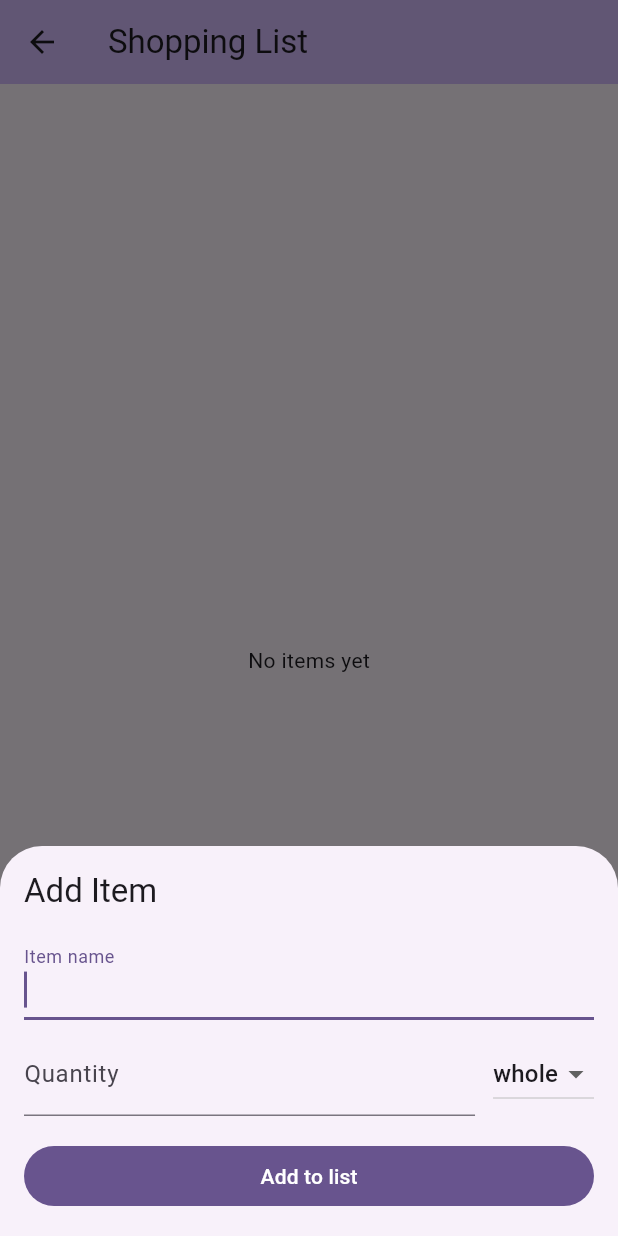
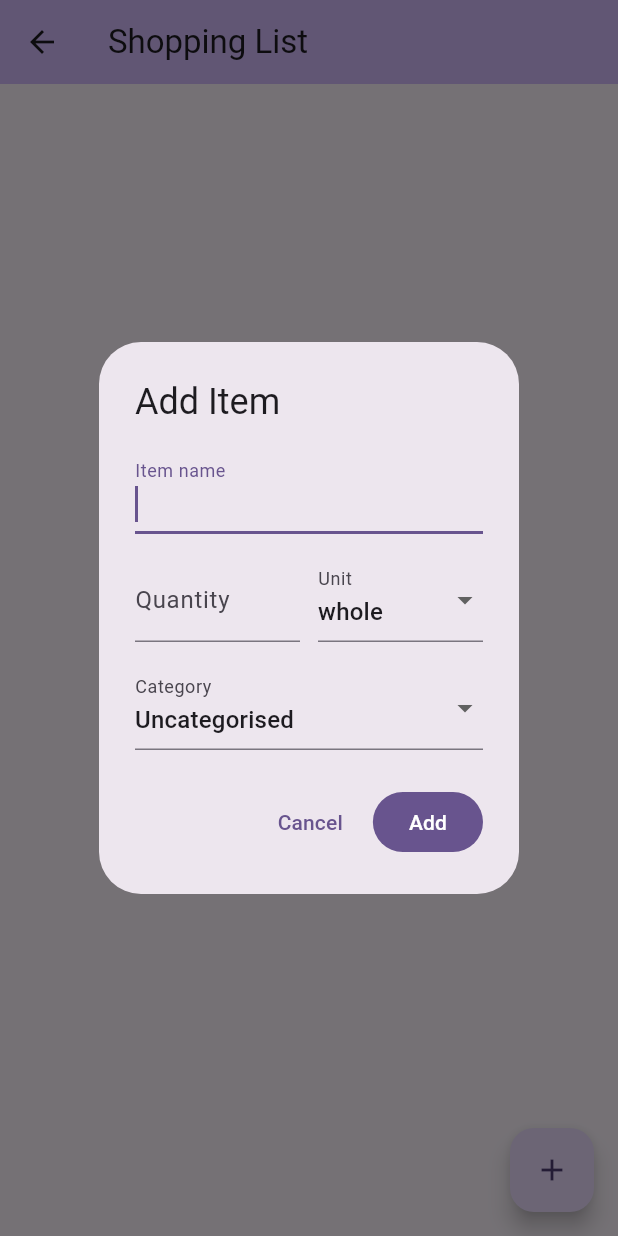
Before and after one commit to arroyoAle/foood, a Flutter app: the ShoppingListScreen screen opened directly, after a tap on the "add" icon, on a phone screen of 412 x 824 dp. Run offline on Flutter 3.47's test engine with Material 3 defaults, Android fonts, the light colour scheme and no system bars; our stand-ins replace drift, flutter_riverpod; accounts and stored records are empty; generated files the repository leaves out were written again.

Commit message:
Edit items (#9) (#10)
* adding long press edit functionality

* adding tests

* simplifying item dialog files

```diff
--- a/lib/pages/shopping_lists/add_manual_item_sheet.dart
+++ /dev/null
@@ -1,83 +0,0 @@
-import 'package:flutter/material.dart';
-import 'package:flutter_riverpod/flutter_riverpod.dart';
-import '../../providers/providers.dart';
-
-class AddManualItemSheet extends ConsumerStatefulWidget {
-  const AddManualItemSheet({super.key});
-
-  @override
-  ConsumerState<AddManualItemSheet> createState() => _AddManualItemSheetState();
-}
-
-class _AddManualItemSheetState extends ConsumerState<AddManualItemSheet> {
-  final _nameController = TextEditingController();
-  final _quantityController = TextEditingController();
-  String _unit = 'whole';
-
-  @override
-  void dispose() {
-    _nameController.dispose();
-    _quantityController.dispose();
-    super.dispose();
-  }
-
-  void _submit() {
-    final name = _nameController.text.trim();
-    final quantity = double.tryParse(_quantityController.text) ?? 1;
-    if (name.isEmpty) return;
-
-    ref.read(shoppingListProvider.notifier).addManualItem(
-      name: name,
-      quantity: quantity,
-      units: _unit,
-    );
-
-    Navigator.of(context).pop();
-  }
-
-  @override
-  Widget build(BuildContext context) {
-    return Padding(
-      padding: EdgeInsets.fromLTRB(
-        16, 16, 16,
-        MediaQuery.of(context).viewInsets.bottom + 16,
-      ),
-      child: Column(
-        mainAxisSize: MainAxisSize.min,
-        crossAxisAlignment: CrossAxisAlignment.stretch,
-        children: [
-          Text('Add Item', style: Theme.of(context).textTheme.titleLarge),
-          const SizedBox(height: 16),
-          TextField(
-            controller: _nameController,
-            decoration: const InputDecoration(labelText: 'Item name'),
-            textCapitalization: TextCapitalization.sentences,
-            autofocus: true,
-          ),
-          const SizedBox(height: 8),
-          Row(
-            children: [
-              Expanded(
-                child: TextField(
-                  controller: _quantityController,
-                  decoration: const InputDecoration(labelText: 'Quantity'),
-                  keyboardType: TextInputType.number,
-                ),
-              ),
-              const SizedBox(width: 12),
-              DropdownButton<String>(
-                value: _unit,
-                items: ['whole', 'g', 'kg', 'ml', 'l', 'tbsp', 'tsp', 'cup']
-                    .map((u) => DropdownMenuItem(value: u, child: Text(u)))
-                    .toList(),
-                onChanged: (val) => setState(() => _unit = val!),
-              ),
-            ],
-          ),
-          const SizedBox(height: 16),
-          FilledButton(onPressed: _submit, child: const Text('Add to list')),
-        ],
-      ),
-    );
-  }
-}
--- /dev/null
+++ b/lib/pages/shopping_lists/dialogs/item_dialog.dart
@@ -0,0 +1,144 @@
+import 'package:flutter/material.dart';
+import 'package:flutter_riverpod/flutter_riverpod.dart';
+import 'package:foood/models/list_item.dart';
+import '../../../providers/providers.dart';
+
+class ItemDialog extends ConsumerStatefulWidget {
+  final ListItem? listItem;
+
+  const ItemDialog({super.key, this.listItem});
+
+  @override
+  ConsumerState<ItemDialog> createState() => _ItemDialogState();
+}
+
+class _ItemDialogState extends ConsumerState<ItemDialog> {
+  late final TextEditingController _nameController;
+  late final TextEditingController _quantityController;
+  late String _unit;
+  late String _category;
+
+  bool get _isEditing => widget.listItem != null;
+
+  @override
+  void initState() {
+    super.initState();
+    _nameController = TextEditingController(text: widget.listItem?.item.name ?? '');
+    _quantityController = TextEditingController(
+      text: widget.listItem?.quantityRequired.toString() ?? '',
+    );
+    _unit = widget.listItem?.units ?? 'whole';
+    _category = widget.listItem?.item.category ?? 'Uncategorised';
+  }
+
+  @override
+  void dispose() {
+    _nameController.dispose();
+    _quantityController.dispose();
+    super.dispose();
+  }
+
+  void _submit() {
+    final name = _nameController.text.trim();
+    final quantity = double.tryParse(_quantityController.text) ?? 1;
+    if (name.isEmpty) return;
+
+    final notifier = ref.read(shoppingListProvider.notifier);
+
+    if (_isEditing) {
+      notifier.updateManualItem(
+        listItemId: widget.listItem!.id,
+        itemId: widget.listItem!.itemId,
+        name: name,
+        quantity: quantity,
+        units: _unit,
+        category: _category,
+      );
+    } else {
+      notifier.addManualItem(
+        name: name,
+        quantity: quantity,
+        units: _unit,
+        category: _category,
+      );
+    }
+
+    Navigator.of(context).pop();
+  }
+
+  @override
+  Widget build(BuildContext context) {
+    return AlertDialog(
+      title: Text(_isEditing ? 'Edit Item' : 'Add Item'),
+      content: SingleChildScrollView(
+        child: Column(
+          mainAxisSize: MainAxisSize.min,
+          crossAxisAlignment: CrossAxisAlignment.stretch,
+          children: [
+            TextField(
+              controller: _nameController,
+              decoration: const InputDecoration(labelText: 'Item name'),
+              textCapitalization: TextCapitalization.sentences,
+              autofocus: true,
+            ),
+            const SizedBox(height: 16),
+            Row(
+              children: [
+                Expanded(
+                  child: TextField(
+                    controller: _quantityController,
+                    decoration: const InputDecoration(labelText: 'Quantity'),
+                    keyboardType: TextInputType.number,
+                  ),
+                ),
+                const SizedBox(width: 12),
+                Expanded(
+                  child: DropdownButtonFormField<String>(
+                    initialValue: _unit,
+                    decoration: const InputDecoration(labelText: 'Unit'),
+                    items: ['whole', 'g', 'kg', 'ml', 'l', 'tbsp', 'tsp', 'cup']
+                        .map((u) => DropdownMenuItem(value: u, child: Text(u)))
+                        .toList(),
+                    onChanged: (val) => setState(() => _unit = val!),
+                  ),
+                ),
+              ],
+            ),
+            const SizedBox(height: 16),
+            DropdownButtonFormField<String>(
+              initialValue: _category,
+              decoration: const InputDecoration(labelText: 'Category'),
+              items: [
+                'Uncategorised',
+                'Bathroom',
+                'Kitchen',
+                'Cleaning',
+                'Spices',
+                'Fruit',
+                'Vegetables',
+                'Staples',
+                'Half ready meals',
+                'Fridge',
+                'Freezer',
+                'Packet mixes',
+                'Snacks'
+              ].map((u) => DropdownMenuItem(value: u, child: Text(u)))
+                  .toList(),
+              onChanged: (val) => setState(() => _category = val!),
+            ),
+          ],
+        ),
+      ),
+      actions: [
+        TextButton(
+          onPressed: () => Navigator.of(context).pop(),
+          child: const Text('Cancel'),
+        ),
+        FilledButton(
+          onPressed: _submit,
+          child: Text(_isEditing ? 'Save' : 'Add'),
+        ),
+      ],
+    );
+  }
+}
--- a/lib/pages/shopping_lists/shopping_list_screen.dart
+++ b/lib/pages/shopping_lists/shopping_list_screen.dart
@@ -2,7 +2,7 @@ import 'package:flutter/material.dart';
 import 'package:flutter_riverpod/flutter_riverpod.dart';
 import '../../providers/providers.dart';
 import 'grouped_list.dart';
-import 'add_manual_item_sheet.dart';
+import 'dialogs/item_dialog.dart';
 
 class ShoppingListScreen extends ConsumerWidget {
   const ShoppingListScreen({super.key});
@@ -26,10 +26,9 @@ class ShoppingListScreen extends ConsumerWidget {
             : GroupedList(items: items),
       ),
       floatingActionButton: FloatingActionButton(
-        onPressed: () => showModalBottomSheet(
+        onPressed: () => showDialog(
           context: context,
-          isScrollControlled: true,
-          builder: (_) => const AddManualItemSheet(),
+          builder: (_) => const ItemDialog(),
         ),
         child: const Icon(Icons.add),
       ),
```
Also changed, not shown: lib/data/database.dart (+30 -0 lines), lib/notifiers/shopping_list_notifier.dart (+25 -0 lines), lib/pages/shopping_lists/shopping_list_tile.dart (+7 -0 lines), lib/repositories/shopping_list_repository.dart (+29 -0 lines), 2 other files.
